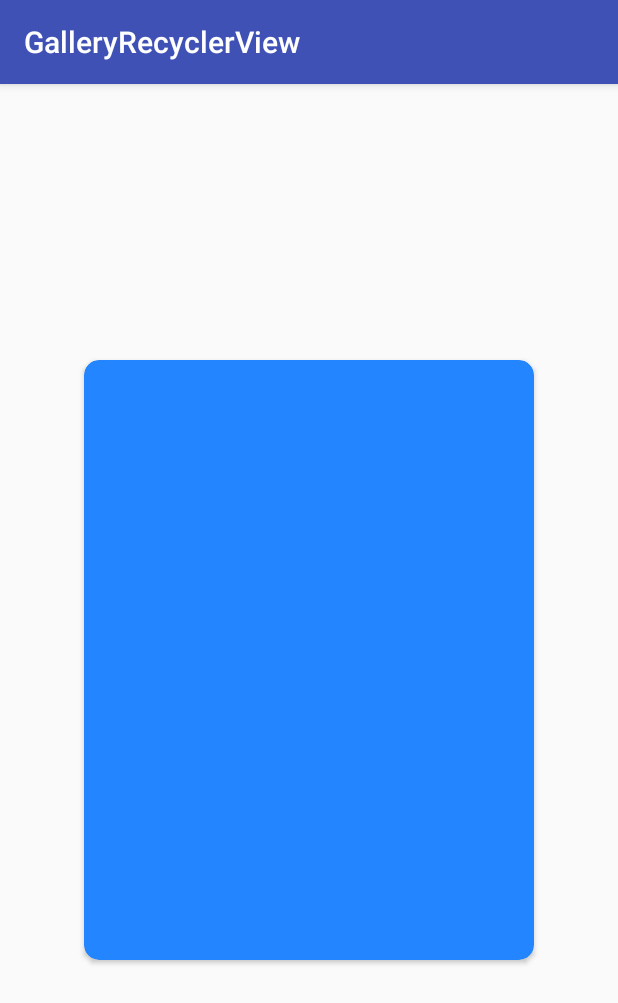
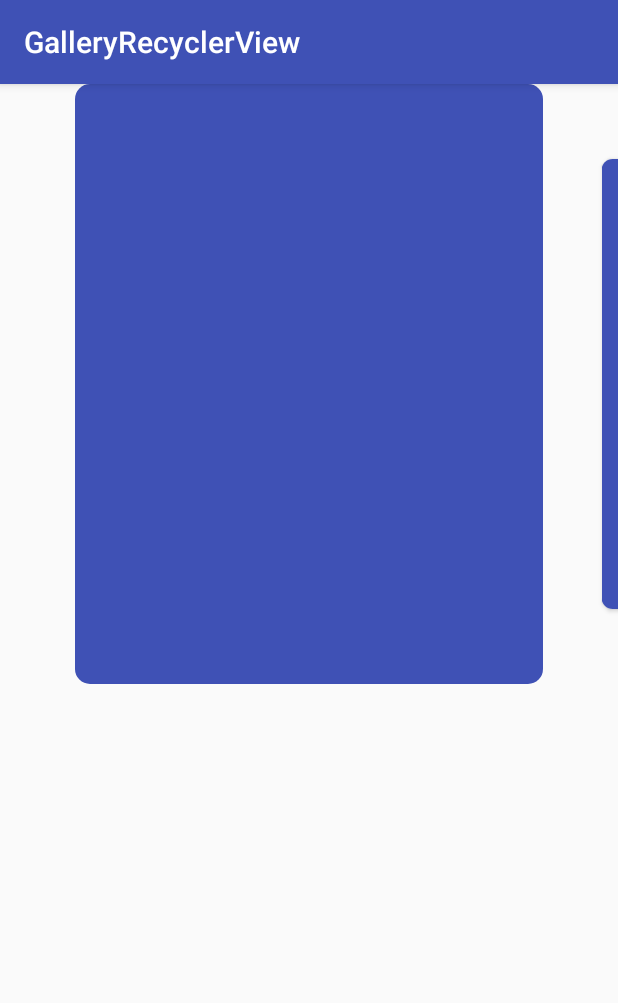
Before and after one commit to zhuazhu/GalleryRecyclerView, an Android app: the screen it shows after launch (MainActivity), on a phone screen of 412 x 824 dp. Shown: the top 1003 px of the screen. Run offline under Robolectric (Android 15) with nearby library versions, the phone set to English and light mode, and no system bars.

Commit message:
修复抖动问题

```diff
--- a/app/build.gradle
+++ b/app/build.gradle
@@ -25,6 +25,6 @@ dependencies {
     testImplementation 'junit:junit:4.12'
     androidTestImplementation 'com.android.support.test:runner:1.0.2'
     androidTestImplementation 'com.android.support.test.espresso:espresso-core:3.0.2'
-    compile 'com.android.support:design:27.1.1'
-    compile 'com.android.support:cardview-v7:27.1.1'
+    implementation 'com.android.support:design:27.1.1'
+    implementation 'com.android.support:cardview-v7:27.1.1'
 }
--- a/app/src/main/java/zhuazhu/gallery/GalleryScrollListener.java
+++ b/app/src/main/java/zhuazhu/gallery/GalleryScrollListener.java
@@ -17,7 +17,7 @@ public class GalleryScrollListener extends RecyclerView.OnScrollListener {
     /**
      * 缩放因子
      */
-    private float mAnimFactor = 0.13f;
+    private float mAnimFactor = 0.25f;
     private static final int SLIDE_LEFT = 1;
     private static final int SLIDE_RIGHT = 2;
     private GalleryItemDecoration mGalleryItemDecoration;
@@ -43,19 +43,9 @@ public class GalleryScrollListener extends RecyclerView.OnScrollListener {
                 //item的宽度
                 int itemWidth = mGalleryItemDecoration.getItemWidth();
                 LinearLayoutManager layoutManager = (LinearLayoutManager) recyclerView.getLayoutManager();
-                //当前第一个显示item的position
-                int itemPosition = layoutManager.findFirstVisibleItemPosition();
-                Log.d(TAG,String.format("第一个显示的position->%d",itemPosition));
                 float offset = (float) mConstomX/(float)itemWidth;
                 float precent = offset-(int)offset;
-                int position = Math.round(offset);
-                if(position!=0){
-                    position = itemPosition+1;
-                }
-                if(offset>=(itemPosition+1)&&mSlideDirect==SLIDE_LEFT){
-                    return;
-                }
-                startAnimation(layoutManager,position,precent);
+                startAnimation(layoutManager,(int)offset,precent);
             }
         });
     }
@@ -64,8 +54,8 @@ public class GalleryScrollListener extends RecyclerView.OnScrollListener {
         View leftView = layoutManager.findViewByPosition(position-1);
         View centerView = layoutManager.findViewByPosition(position);
         View rightView = layoutManager.findViewByPosition(position+1);
+        View rightView1 = layoutManager.findViewByPosition(position+2);
 
-        if(precent<=0.5f){
             if (leftView!=null) {
                 //放大
                 leftView.setScaleX((1-mAnimFactor)+mAnimFactor*precent);
@@ -81,22 +71,10 @@ public class GalleryScrollListener extends RecyclerView.OnScrollListener {
                 rightView.setScaleX((1-mAnimFactor)+mAnimFactor*precent);
                 rightView.setScaleY((1-mAnimFactor)+mAnimFactor*precent);
             }
-        }else{
-            if (leftView!=null) {
+            if (rightView1!=null) {
                 //缩小
-                leftView.setScaleX(1-mAnimFactor*precent);
-                leftView.setScaleY(1-mAnimFactor*precent);
+                rightView1.setScaleX(1-mAnimFactor*precent);
+                rightView1.setScaleY(1-mAnimFactor*precent);
             }
-            if (centerView!=null) {
-                //方法
-                centerView.setScaleX((1-mAnimFactor)+mAnimFactor*precent);
-                centerView.setScaleY((1-mAnimFactor)+mAnimFactor*precent);
-            }
-            if (rightView!=null) {
-                //缩小
-                rightView.setScaleX(1-mAnimFactor*precent);
-                rightView.setScaleY(1-mAnimFactor*precent);
-            }
-        }
     }
 }
--- a/app/src/main/java/zhuazhu/gallery/MainActivity.java
+++ b/app/src/main/java/zhuazhu/gallery/MainActivity.java
@@ -1,5 +1,6 @@
 package zhuazhu.gallery;
 
+import android.support.v4.view.PagerAdapter;
 import android.support.v7.app.AppCompatActivity;
 import android.os.Bundle;
 import android.support.v7.widget.LinearLayoutManager;
--- a/app/src/main/java/zhuazhu/gallery/RecyclerAdapter.java
+++ b/app/src/main/java/zhuazhu/gallery/RecyclerAdapter.java
@@ -25,7 +25,7 @@ public class RecyclerAdapter extends RecyclerView.Adapter<RecyclerAdapter.ViewHo
 
     @Override
     public int getItemCount() {
-        return 20;
+        return 5;
     }
 
     public static class ViewHolder extends RecyclerView.ViewHolder{
--- a/app/src/main/java/zhuazhu/gallery/decoration/GalleryItemDecoration.java
+++ b/app/src/main/java/zhuazhu/gallery/decoration/GalleryItemDecoration.java
@@ -9,8 +9,8 @@ import android.view.View;
  * @author zhuazhu
  **/
 public class GalleryItemDecoration extends RecyclerView.ItemDecoration {
-    private int mPageMargin = 5;
-    private int mPageVisibleWidth = 30;
+    private int mPageMargin = 0;
+    private int mPageVisibleWidth = 50;
     private int mItemWidth;
     @Override
     public void getItemOffsets(Rect outRect, View view, RecyclerView parent, RecyclerView.State state) {
--- a/app/src/main/res/layout/item_recycler.xml
+++ b/app/src/main/res/layout/item_recycler.xml
@@ -1,15 +1,13 @@
 <?xml version="1.0" encoding="utf-8"?>
-<FrameLayout xmlns:android="http://schemas.android.com/apk/res/android"
+<android.support.v7.widget.CardView xmlns:android="http://schemas.android.com/apk/res/android"
     xmlns:app="http://schemas.android.com/apk/res-auto"
     android:layout_width="match_parent"
-    android:layout_height="match_parent">
-    <android.support.v7.widget.CardView
-        android:layout_width="300dp"
-        android:layout_height="400dp"
-        android:layout_gravity="center"
-        app:cardCornerRadius="10dp"
-        app:cardBackgroundColor="#2385ff"
-        >
+    android:layout_height="400dp"
+    android:layout_gravity="center"
+    app:cardCornerRadius="10dp">
 
-    </android.support.v7.widget.CardView>
-</FrameLayout>
+    <ImageView
+        android:layout_width="match_parent"
+        android:layout_height="match_parent"
+        android:background="@color/colorPrimary"/>
+</android.support.v7.widget.CardView>
```
